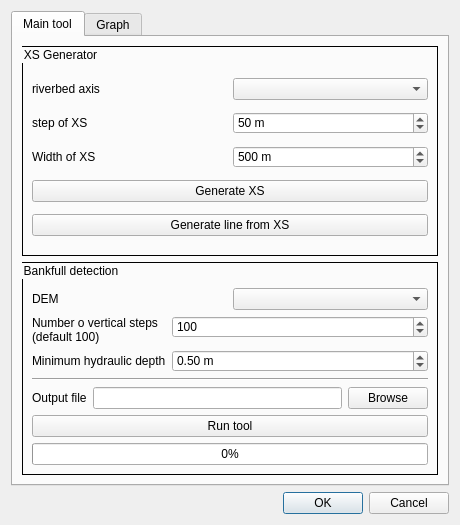
Qt form ui_bankfulldetection.ui (jeremyk6/BankFullDetection) before a commit.
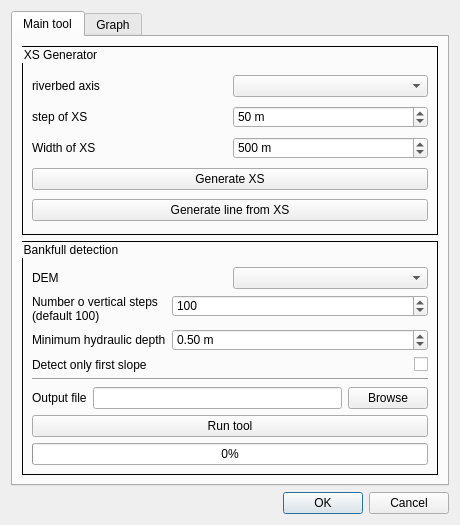
The same form after that commit.

Commit message: Checkbox added to limit if needed the detection to the first slope break.

Patch:
```diff
--- a/ui_bankfulldetection.ui
+++ b/ui_bankfulldetection.ui
@@ -195,6 +195,13 @@
               </property>
              </widget>
             </item>
+            <item row="1" column="0">
+             <widget class="QLabel" name="label_6">
+              <property name="text">
+               <string>Minimum hydraulic depth</string>
+              </property>
+             </widget>
+            </item>
             <item row="1" column="1">
              <widget class="QDoubleSpinBox" name="minVdep">
               <property name="suffix">
@@ -208,10 +215,20 @@
               </property>
              </widget>
             </item>
-            <item row="1" column="0">
-             <widget class="QLabel" name="label_6">
+            <item row="2" column="0">
+             <widget class="QLabel" name="label_7">
               <property name="text">
-               <string>Minimum hydraulic depth</string>
+               <string>Detect only first slope</string>
+              </property>
+             </widget>
+            </item>
+            <item row="2" column="1">
+             <widget class="QCheckBox" name="chbSlopeLim">
+              <property name="layoutDirection">
+               <enum>Qt::RightToLeft</enum>
+              </property>
+              <property name="text">
+               <string/>
               </property>
              </widget>
             </item>
```
The commit also changes 3 other files.
